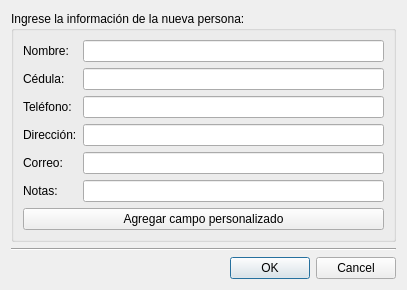
The window that AbogadosDesktop/src/gui/uis/nuevaPersona.ui (ehmsoft/Desktop) describes before a commit, drawn with Qt 5.
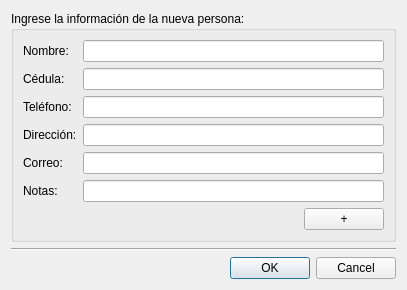
The same window after the commit.

Commit message: Se hace implementación inicial no funcional de botón agregar

Patch:
```diff
--- a/AbogadosDesktop/src/gui/uis/nuevaPersona.ui
+++ b/AbogadosDesktop/src/gui/uis/nuevaPersona.ui
@@ -132,8 +132,17 @@
       </item>
       <item row="1" column="0">
        <widget class="QPushButton" name="btnAdd">
+        <property name="sizePolicy">
+         <sizepolicy hsizetype="Fixed" vsizetype="Fixed">
+          <horstretch>0</horstretch>
+          <verstretch>0</verstretch>
+         </sizepolicy>
+        </property>
+        <property name="layoutDirection">
+         <enum>Qt::RightToLeft</enum>
+        </property>
         <property name="text">
-         <string>Agregar campo personalizado</string>
+         <string>+</string>
         </property>
        </widget>
       </item>
```
Left out of the diff: 20 changed lines with no effect on the pictures. The commit also changes 2 other files.
